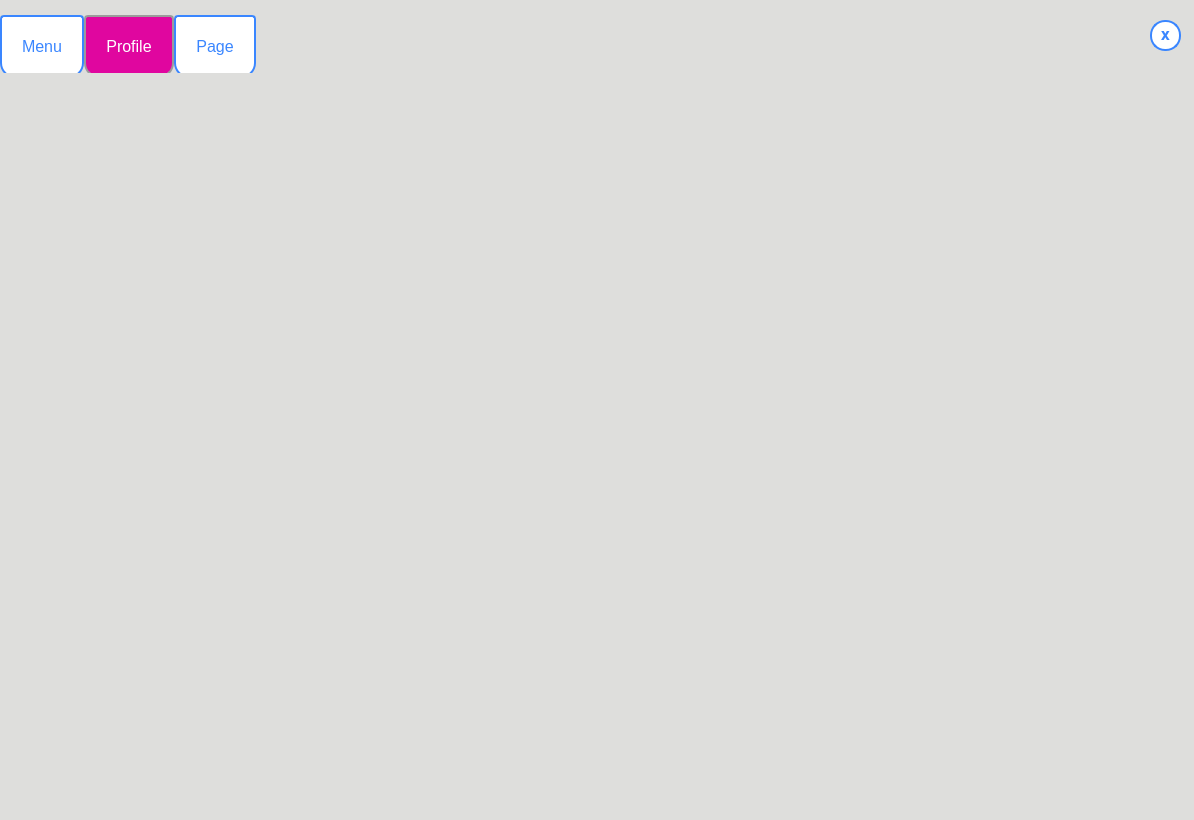
This is frontend/ui_files/MainScreen.ui in irania9O/Restaurant as Qt 5 draws it before an edit. The edited form follows.
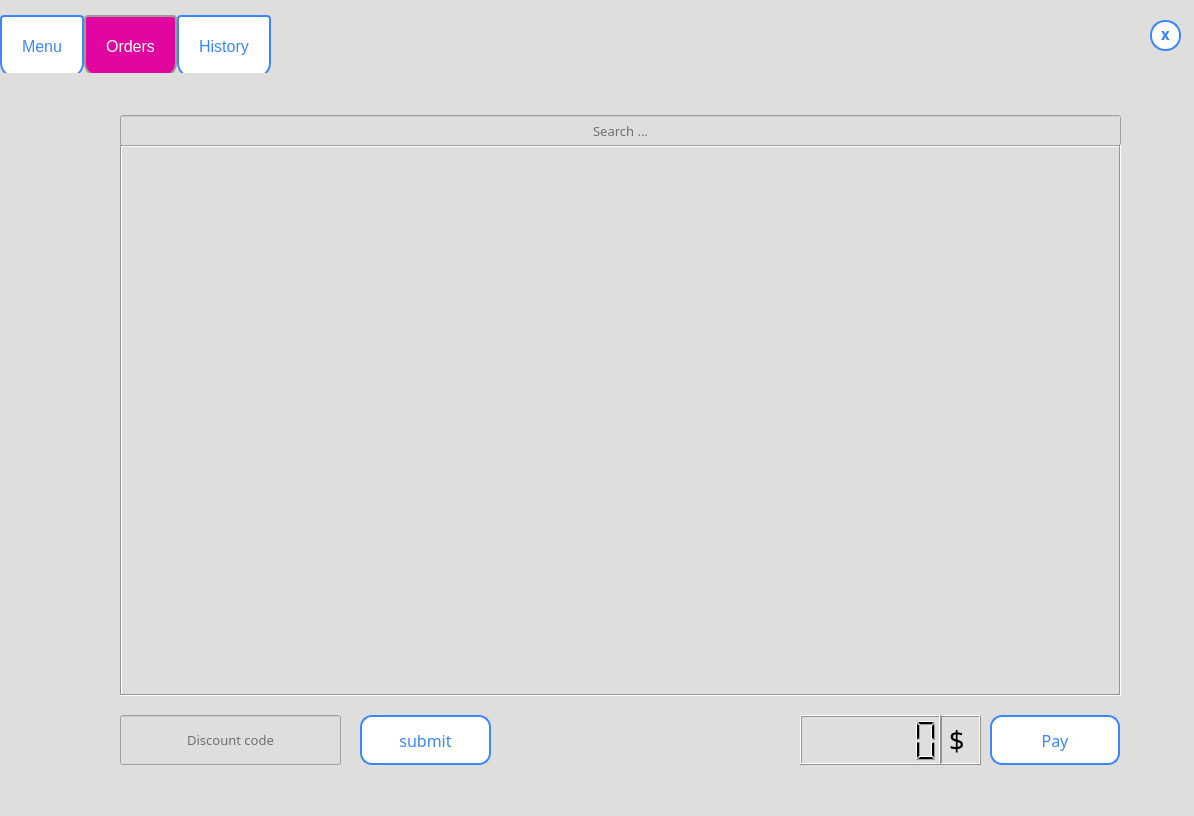
This is the edited form. The open tabs and pages were chosen to show the change.

Commit message: add order and history tab to main screen.

```diff
--- a/frontend/ui_files/MainScreen.ui
+++ b/frontend/ui_files/MainScreen.ui
@@ -7,7 +7,7 @@
     <x>0</x>
     <y>0</y>
     <width>1194</width>
-    <height>820</height>
+    <height>816</height>
    </rect>
   </property>
   <property name="windowTitle">
@@ -659,12 +659,247 @@
    </widget>
    <widget class="QWidget" name="widget">
     <attribute name="title">
-     <string>Profile</string>
+     <string>Orders</string>
     </attribute>
+    <widget class="QScrollArea" name="orders_area">
+     <property name="geometry">
+      <rect>
+       <x>120</x>
+       <y>50</y>
+       <width>1001</width>
+       <height>551</height>
+      </rect>
+     </property>
+     <property name="frameShape">
+      <enum>QFrame::Box</enum>
+     </property>
+     <property name="widgetResizable">
+      <bool>true</bool>
+     </property>
+     <widget class="QWidget" name="scrollAreaWidgetContents_2">
+      <property name="geometry">
+       <rect>
+        <x>0</x>
+        <y>0</y>
+        <width>997</width>
+        <height>547</height>
+       </rect>
+      </property>
+     </widget>
+    </widget>
+    <widget class="QLineEdit" name="search_orders">
+     <property name="geometry">
+      <rect>
+       <x>120</x>
+       <y>20</y>
+       <width>1001</width>
+       <height>31</height>
+      </rect>
+     </property>
+     <property name="font">
+      <font>
+       <family>MV Boli</family>
+       <pointsize>10</pointsize>
+      </font>
+     </property>
+     <property name="text">
+      <string/>
+     </property>
+     <property name="alignment">
+      <set>Qt::AlignCenter</set>
+     </property>
+     <property name="placeholderText">
+      <string>Search ...</string>
+     </property>
+     <property name="clearButtonEnabled">
+      <bool>true</bool>
+     </property>
+    </widget>
+    <widget class="QPushButton" name="pay">
+     <property name="geometry">
+      <rect>
+       <x>990</x>
+       <y>620</y>
+       <width>130</width>
+       <height>50</height>
+      </rect>
+     </property>
+     <property name="font">
+      <font>
+       <family>MV Boli</family>
+       <pointsize>12</pointsize>
+       <weight>50</weight>
+       <italic>false</italic>
+       <bold>false</bold>
+      </font>
+     </property>
+     <property name="styleSheet">
+      <string notr="true">QPushButton{
+	color: rgb(58, 134, 255);
+	font: 12pt &quot;MV Boli&quot;;
+	background-color: white;
+	border: 2px solid rgb(58, 134, 255);
+    border-radius: 12px;
+}
+
+QPushButton:hover:!pressed   {
+	background-color: qlineargradient(spread:pad, x1:0, y1:0, x2:0.857143, y2:0.857955, stop:1 rgba(10, 242, 251, 255), stop:0 rgba(224, 6, 159, 255));
+  color: white;
+}
+
+QPushButton:pressed   {
+  background-color: rgba(224, 6, 159, 255);
+  color: white;
+}
+</string>
+     </property>
+     <property name="text">
+      <string>Pay</string>
+     </property>
+     <property name="checkable">
+      <bool>false</bool>
+     </property>
+    </widget>
+    <widget class="QLCDNumber" name="OrdersTotalAmount">
+     <property name="geometry">
+      <rect>
+       <x>800</x>
+       <y>620</y>
+       <width>141</width>
+       <height>50</height>
+      </rect>
+     </property>
+     <property name="frameShape">
+      <enum>QFrame::Box</enum>
+     </property>
+     <property name="frameShadow">
+      <enum>QFrame::Raised</enum>
+     </property>
+     <property name="lineWidth">
+      <number>1</number>
+     </property>
+     <property name="smallDecimalPoint">
+      <bool>false</bool>
+     </property>
+     <property name="digitCount">
+      <number>6</number>
+     </property>
+     <property name="segmentStyle">
+      <enum>QLCDNumber::Filled</enum>
+     </property>
+     <property name="intValue" stdset="0">
+      <number>0</number>
+     </property>
+    </widget>
+    <widget class="QLabel" name="dollar_2">
+     <property name="geometry">
+      <rect>
+       <x>940</x>
+       <y>620</y>
+       <width>41</width>
+       <height>50</height>
+      </rect>
+     </property>
+     <property name="font">
+      <font>
+       <family>MV Boli</family>
+       <pointsize>20</pointsize>
+      </font>
+     </property>
+     <property name="frameShape">
+      <enum>QFrame::Box</enum>
+     </property>
+     <property name="frameShadow">
+      <enum>QFrame::Raised</enum>
+     </property>
+     <property name="text">
+      <string>$</string>
+     </property>
+    </widget>
+    <widget class="QLineEdit" name="discount_code">
+     <property name="geometry">
+      <rect>
+       <x>120</x>
+       <y>620</y>
+       <width>221</width>
+       <height>50</height>
+      </rect>
+     </property>
+     <property name="font">
+      <font>
+       <family>MV Boli</family>
+       <pointsize>10</pointsize>
+      </font>
+     </property>
+     <property name="text">
+      <string/>
+     </property>
+     <property name="alignment">
+      <set>Qt::AlignCenter</set>
+     </property>
+     <property name="placeholderText">
+      <string>Discount code</string>
+     </property>
+     <property name="clearButtonEnabled">
+      <bool>true</bool>
+     </property>
+    </widget>
+    <widget class="QPushButton" name="use_copon">
+     <property name="geometry">
+      <rect>
+       <x>360</x>
+       <y>620</y>
+       <width>131</width>
+       <height>50</height>
+      </rect>
+     </property>
+     <property name="font">
+      <font>
+       <family>MV Boli</family>
+       <pointsize>12</pointsize>
+       <weight>50</weight>
+       <italic>false</italic>
+       <bold>false</bold>
+      </font>
+     </property>
+     <property name="styleSheet">
+      <string notr="true">QPushButton{
+	color: rgb(58, 134, 255);
+	font: 12pt &quot;MV Boli&quot;;
+	background-color: white;
+	border: 2px solid rgb(58, 134, 255);
+    border-radius: 12px;
+}
+
+QPushButton:hover:!pressed   {
+	background-color: qlineargradient(spread:pad, x1:0, y1:0, x2:0.857143, y2:0.857955, stop:1 rgba(10, 242, 251, 255), stop:0 rgba(224, 6, 159, 255));
+  color: white;
+}
+
+QPushButton:pressed   {
+  background-color: rgba(224, 6, 159, 255);
+  color: white;
+}
+</string>
+     </property>
+     <property name="text">
+      <string>submit</string>
+     </property>
+     <property name="checkable">
+      <bool>false</bool>
+     </property>
+    </widget>
+    <zorder>orders_area</zorder>
+    <zorder>search_orders</zorder>
+    <zorder>pay</zorder>
+    <zorder>dollar_2</zorder>
+    <zorder>discount_code</zorder>
+    <zorder>use_copon</zorder>
+    <zorder>OrdersTotalAmount</zorder>
    </widget>
    <widget class="QWidget" name="widget">
     <attribute name="title">
-     <string>Page</string>
+     <string>History</string>
     </attribute>
    </widget>
   </widget>
```
Left out of the diff: 68 changed lines with no effect on the pictures. The commit also changes 3 other files.
